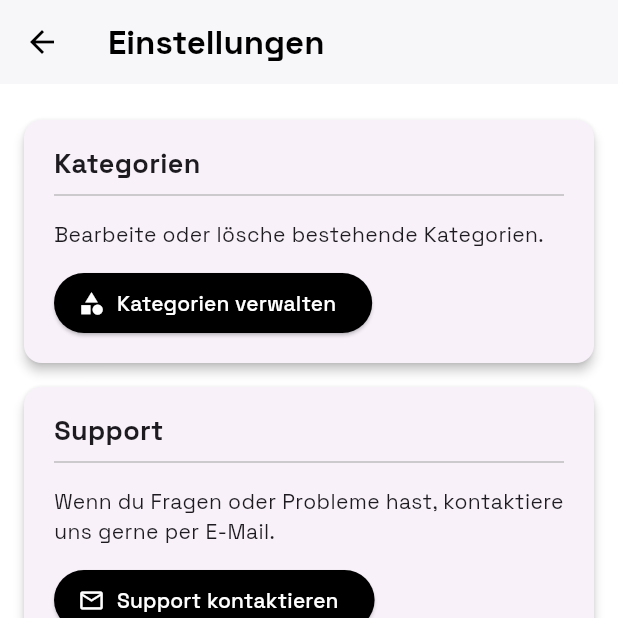
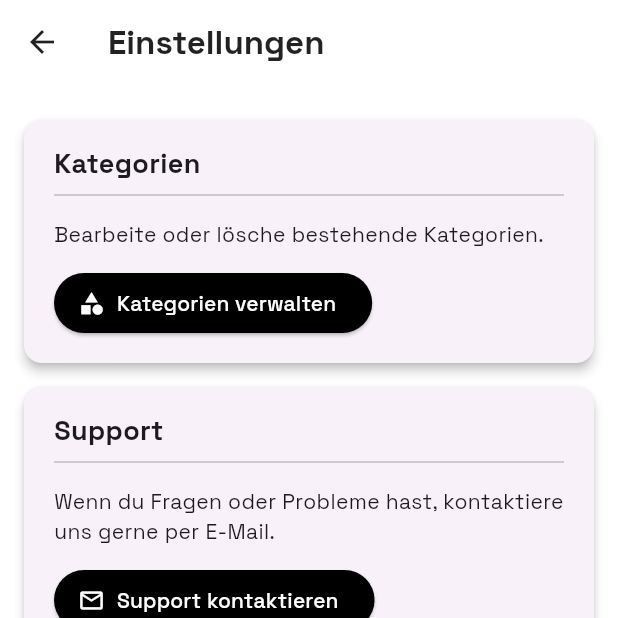
Before and after one commit to EavenCS/bookmarks_link_directory, a Flutter app: the screen it shows after launch, after a tap on the "settings" icon, on a phone screen of 412 x 824 dp, the top half of it. Run offline on Flutter 3.47's test engine with Material 3 defaults, Android fonts, the phone set to English and light mode, and no system bars; our stand-ins replace flutter_slidable, hive, hive_flutter; accounts and stored records are empty.

Commit message:
fix: Appbar Design adapted.

```diff
--- a/lib/homepage.dart
+++ b/lib/homepage.dart
@@ -6,6 +6,7 @@
 import 'package:link_directory/model/bookmark.dart';
 import 'package:link_directory/pages/add_link.dart';
 import 'package:link_directory/pages/settings.dart';
+import 'package:link_directory/widgets/appbar.dart';
 
 class HomePage extends StatefulWidget {
   const HomePage({super.key});
@@ -22,30 +23,15 @@
   Widget build(BuildContext context) {
     return Scaffold(
       backgroundColor: Colors.white,
-
-      appBar: AppBar(
-        backgroundColor: Colors.white,
-        elevation: 0,
-        foregroundColor: Colors.black87,
-        title: const Text(
-          "Bookmarks",
-          style: TextStyle(
-            fontFamily: "SpaceGrotesk",
-            fontWeight: FontWeight.bold,
-          ),
-        ),
+      appBar: CustomAppBar(
+        title: "Bookmarks",
+        centerTitle: true,
         actions: [
-          // 🔹 Filter (bleibt schwarz)
           IconButton(
-            icon: const Icon(
-              Icons.filter_list,
-              color: Colors.black,
-            ),
+            icon: const Icon(Icons.filter_list, color: Colors.black),
             tooltip: "Filtern",
             onPressed: () => _showFilterOptions(context),
           ),
-
-          // 🔹 Einstellungen
           IconButton(
             icon: const Icon(Icons.settings),
             tooltip: "Einstellungen",
@@ -59,7 +45,6 @@
         ],
       ),
 
-      // 🔹 Inhalt
       body: ValueListenableBuilder<Box<Bookmark>>(
         valueListenable: Boxes.getBookmarksBox().listenable(),
         builder: (context, box, _) {
@@ -68,9 +53,11 @@
           final allCategories =
               bookmarks.expand((b) => b.tags).toSet().toList();
 
-          final filtered = bookmarks.where((b) {
+          final filtered =
+              bookmarks.where((b) {
                 final matchesCategory =
-                selectedCategory == null || b.tags.contains(selectedCategory);
+                    selectedCategory == null ||
+                    b.tags.contains(selectedCategory);
                 final matchesFav = !showFavoritesOnly || b.isFavorite;
                 return matchesCategory && matchesFav;
               }).toList();
@@ -90,7 +77,8 @@
 
           return ListView.separated(
             itemCount: filtered.length,
-            separatorBuilder: (context, index) => const Divider(
+            separatorBuilder:
+                (context, index) => const Divider(
                   height: 1,
                   color: Color(0xFFE5E5E5),
                   indent: 16,
@@ -102,7 +90,6 @@
               return Slidable(
                 key: ValueKey(b.key),
 
-                // Swipe nach rechts → Favorit
                 startActionPane: ActionPane(
                   motion: const BehindMotion(),
                   extentRatio: 0.22,
@@ -122,7 +109,6 @@
                   ],
                 ),
 
-                // Swipe nach links → Bearbeiten / Löschen
                 endActionPane: ActionPane(
                   motion: const BehindMotion(),
                   extentRatio: 0.4,
@@ -199,7 +185,6 @@
                     },
                   ),
 
-                  // 👇 Tap-to-Copy Feature (aus deiner alten Version übernommen)
                   onTap: () async {
                     await Clipboard.setData(ClipboardData(text: b.link));
                     ScaffoldMessenger.of(context).showSnackBar(
@@ -216,7 +201,6 @@
         },
       ),
 
-      // 🔹 Add Button
       floatingActionButton: FloatingActionButton(
         backgroundColor: Colors.black,
         foregroundColor: Colors.white,
@@ -233,7 +217,6 @@
     );
   }
 
-  // 🔸 Filter-Optionen unten im ModalSheet
   void _showFilterOptions(BuildContext context) {
     final box = Boxes.getBookmarksBox();
     final allCategories = box.values.expand((b) => b.tags).toSet().toList();
@@ -294,15 +277,18 @@
                     items: [
                       const DropdownMenuItem(
                         value: null,
-                        child: Text("Alle",
-                            style: TextStyle(fontFamily: "SpaceGrotesk")),
+                        child: Text(
+                          "Alle",
+                          style: TextStyle(fontFamily: "SpaceGrotesk"),
+                        ),
                       ),
                       ...allCategories.map(
                         (c) => DropdownMenuItem(
                           value: c,
-                          child: Text(c,
-                              style:
-                                  const TextStyle(fontFamily: "SpaceGrotesk")),
+                          child: Text(
+                            c,
+                            style: const TextStyle(fontFamily: "SpaceGrotesk"),
+                          ),
                         ),
                       ),
                     ],
@@ -357,7 +343,6 @@
     );
   }
 
-  // 🔹 Bearbeiten + Kategorie-Auswahl + Löschen bleiben unverändert
   void _editBookmark(Bookmark b) {
     final titleController = TextEditingController(text: b.title);
     final linkController = TextEditingController(text: b.link);
@@ -368,7 +353,8 @@
 
     showDialog(
       context: context,
-      builder: (_) => AlertDialog(
+      builder:
+          (_) => AlertDialog(
             title: const Text(
               "Bookmark bearbeiten",
               style: TextStyle(
@@ -411,8 +397,7 @@
                     child: TextField(
                       decoration: InputDecoration(
                         labelText: "Kategorie",
-                    labelStyle:
-                        const TextStyle(fontFamily: "SpaceGrotesk"),
+                        labelStyle: const TextStyle(fontFamily: "SpaceGrotesk"),
                         suffixIcon: const Icon(Icons.arrow_drop_down),
                         border: const OutlineInputBorder(),
                         hintText: selectedCategory ?? "Keine",
@@ -428,15 +413,18 @@
             actions: [
               TextButton(
                 onPressed: () => Navigator.pop(context),
-            child: const Text("Abbrechen",
-                style: TextStyle(fontFamily: "SpaceGrotesk")),
+                child: const Text(
+                  "Abbrechen",
+                  style: TextStyle(fontFamily: "SpaceGrotesk"),
+                ),
               ),
               ElevatedButton(
                 onPressed: () {
                   setState(() {
                     b.title = titleController.text.trim();
                     b.link = linkController.text.trim();
-                b.tags = selectedCategory != null ? [selectedCategory!] : [];
+                    b.tags =
+                        selectedCategory != null ? [selectedCategory!] : [];
                     b.save();
                   });
                   Navigator.pop(context);
@@ -445,8 +433,10 @@
                   backgroundColor: Colors.black,
                   foregroundColor: Colors.white,
                 ),
-            child: const Text("Speichern",
-                style: TextStyle(fontFamily: "SpaceGrotesk")),
+                child: const Text(
+                  "Speichern",
+                  style: TextStyle(fontFamily: "SpaceGrotesk"),
+                ),
               ),
             ],
           ),
@@ -483,8 +473,10 @@
               ),
               const Divider(height: 1),
               ListTile(
-                title: const Text("Keine",
-                    style: TextStyle(fontFamily: "SpaceGrotesk")),
+                title: const Text(
+                  "Keine",
+                  style: TextStyle(fontFamily: "SpaceGrotesk"),
+                ),
                 onTap: () {
                   onSelect(null);
                   Navigator.pop(context);
@@ -495,10 +487,10 @@
                 (c) => ListTile(
                   title: Text(
                     c,
-                    style:
-                        const TextStyle(fontFamily: "SpaceGrotesk"),
+                    style: const TextStyle(fontFamily: "SpaceGrotesk"),
                   ),
-                  trailing: c == selectedCategory
+                  trailing:
+                      c == selectedCategory
                           ? const Icon(Icons.check, color: Colors.black)
                           : null,
                   onTap: () {
@@ -518,7 +510,8 @@
   void _confirmDelete(Bookmark b) {
     showDialog(
       context: context,
-      builder: (_) => AlertDialog(
+      builder:
+          (_) => AlertDialog(
             title: const Text(
               "Bookmark löschen?",
               style: TextStyle(fontFamily: "SpaceGrotesk"),
@@ -530,8 +523,10 @@
             actions: [
               TextButton(
                 onPressed: () => Navigator.pop(context),
-            child: const Text("Abbrechen",
-                style: TextStyle(fontFamily: "SpaceGrotesk")),
+                child: const Text(
+                  "Abbrechen",
+                  style: TextStyle(fontFamily: "SpaceGrotesk"),
+                ),
               ),
               ElevatedButton(
                 onPressed: () {
@@ -543,8 +538,10 @@
                   backgroundColor: Colors.redAccent,
                   foregroundColor: Colors.white,
                 ),
-            child: const Text("Löschen",
-                style: TextStyle(fontFamily: "SpaceGrotesk")),
+                child: const Text(
+                  "Löschen",
+                  style: TextStyle(fontFamily: "SpaceGrotesk"),
+                ),
               ),
             ],
           ),
--- a/lib/pages/settings.dart
+++ b/lib/pages/settings.dart
@@ -1,6 +1,7 @@
 import 'package:flutter/material.dart';
 import 'package:link_directory/pages/about_dev.dart';
-import 'package:link_directory/pages/manage_categories.dart'; // 👈 zum Kategorien verwalten
+import 'package:link_directory/pages/manage_categories.dart';
+import 'package:link_directory/widgets/appbar.dart';
 import 'package:url_launcher/url_launcher.dart';
 
 class Settings extends StatefulWidget {
@@ -14,17 +15,8 @@
   @override
   Widget build(BuildContext context) {
     return Scaffold(
-      appBar: AppBar(
-        title: const Text(
-          "Einstellungen",
-          style: TextStyle(
-            fontFamily: "SpaceGrotesk",
-            fontWeight: FontWeight.bold,
-          ),
-        ),
-        foregroundColor: Colors.black,
-        backgroundColor: Colors.white,
-        elevation: 1,
+      appBar: const CustomAppBar(
+        title: "Einstellungen",
       ),
       backgroundColor: Colors.white,
       body: ListView(
--- /dev/null
+++ b/lib/widgets/appbar.dart
@@ -0,0 +1,35 @@
+import 'package:flutter/material.dart';
+
+class CustomAppBar extends StatelessWidget implements PreferredSizeWidget {
+  final String title;
+  final List<Widget>? actions;
+  final bool centerTitle;
+
+  const CustomAppBar({
+    super.key,
+    required this.title,
+    this.actions,
+    this.centerTitle = false,
+  });
+
+  @override
+  Widget build(BuildContext context) {
+    return AppBar(
+      backgroundColor: Colors.white,
+      elevation: 0,
+      foregroundColor: Colors.black87,
+      centerTitle: centerTitle,
+      title: Text(
+        title,
+        style: const TextStyle(
+          fontFamily: "SpaceGrotesk",
+          fontWeight: FontWeight.bold,
+        ),
+      ),
+      actions: actions,
+    );
+  }
+
+  @override
+  Size get preferredSize => const Size.fromHeight(kToolbarHeight);
+}
```
Also changed, not shown: lib/pages/about_dev.dart (+3 -10 lines), lib/pages/add_link.dart (+3 -11 lines), lib/pages/manage_categories.dart (+3 -5 lines). Lines whose indentation alone changed are shown as unchanged.
